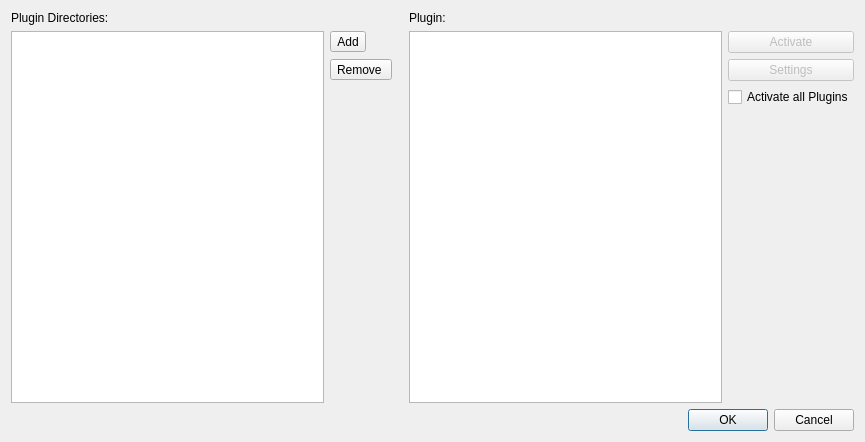
BALL-Project/ball, file source/VIEW/DIALOGS/pluginDialog.ui: the form before one commit.
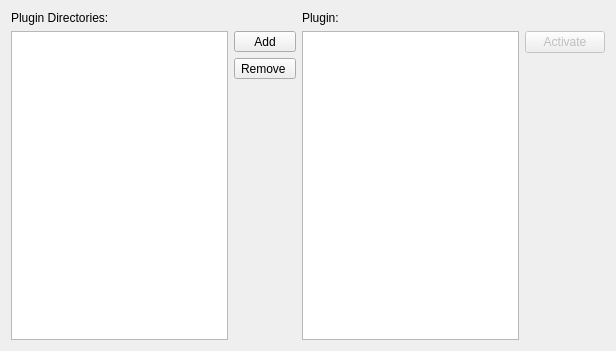
The form after the commit.

Commit message:
Rework of the PluginDialog
This incorporates the following changes:
 - Plugin preferences are now properly stored and written
 - Plugin config dialogs are now hooked into dialogs
 - It is now a view on a plugin model
 - It is now part of the preferences, not a stand alone dialog
 - There is better feedback concerning the state of a plugin
 - The PluginManager autoload logic has been adapted
 - It implements the PluginHandler interface for VIEWPlugins

```diff
--- a/source/VIEW/DIALOGS/pluginDialog.ui
+++ b/source/VIEW/DIALOGS/pluginDialog.ui
@@ -1,126 +1,103 @@
 <?xml version="1.0" encoding="UTF-8"?>
 <ui version="4.0">
  <class>PluginDialogData</class>
- <widget class="QDialog" name="PluginDialogData">
+ <widget class="QWidget" name="PluginDialogData">
   <property name="geometry">
    <rect>
     <x>0</x>
     <y>0</y>
-    <width>865</width>
-    <height>442</height>
+    <width>616</width>
+    <height>351</height>
    </rect>
   </property>
   <property name="windowTitle">
    <string>Configure Plugins</string>
   </property>
-  <layout class="QGridLayout">
-   <item row="4" column="4">
-    <spacer name="verticalSpacer_2">
-     <property name="orientation">
-      <enum>Qt::Vertical</enum>
-     </property>
-     <property name="sizeHint" stdset="0">
-      <size>
-       <width>20</width>
-       <height>308</height>
-      </size>
-     </property>
-    </spacer>
-   </item>
-   <item row="3" column="4">
-    <widget class="QCheckBox" name="activate_all_plugins_check_box">
-     <property name="text">
-      <string>Activate all Plugins</string>
-     </property>
-    </widget>
-   </item>
-   <item row="0" column="0">
+  <layout class="QHBoxLayout" name="horizontalLayout_3">
+   <item>
+    <layout class="QVBoxLayout" name="verticalLayout_4">
+     <item>
     <widget class="QLabel" name="label">
      <property name="text">
       <string>Plugin Directories:</string>
      </property>
     </widget>
    </item>
-   <item row="3" column="1" rowspan="2">
-    <spacer name="verticalSpacer">
-     <property name="orientation">
-      <enum>Qt::Vertical</enum>
-     </property>
-     <property name="sizeHint" stdset="0">
-      <size>
-       <width>20</width>
-       <height>333</height>
-      </size>
-     </property>
-    </spacer>
-   </item>
-   <item row="5" column="0" colspan="5">
-    <widget class="QDialogButtonBox" name="buttonBox">
-     <property name="standardButtons">
-      <set>QDialogButtonBox::Cancel|QDialogButtonBox::Ok</set>
-     </property>
-    </widget>
-   </item>
-   <item row="2" column="1">
-    <widget class="QToolButton" name="plugin_dir_button_remove">
-     <property name="enabled">
-      <bool>true</bool>
-     </property>
-     <property name="text">
-      <string>Remove </string>
-     </property>
-    </widget>
-   </item>
-   <item row="1" column="1">
+     <item>
+      <layout class="QHBoxLayout" name="horizontalLayout_2">
+       <item>
+        <widget class="QListView" name="plugin_directories_view"/>
+       </item>
+       <item>
+        <layout class="QVBoxLayout" name="verticalLayout">
+         <item>
     <widget class="QToolButton" name="plugin_dir_button_add">
      <property name="enabled">
       <bool>true</bool>
      </property>
+           <property name="sizePolicy">
+            <sizepolicy hsizetype="Minimum" vsizetype="Fixed">
+             <horstretch>0</horstretch>
+             <verstretch>0</verstretch>
+            </sizepolicy>
+           </property>
      <property name="text">
       <string>Add</string>
      </property>
     </widget>
    </item>
-   <item row="1" column="3" rowspan="4">
-    <widget class="QListView" name="plugin_view"/>
-   </item>
-   <item row="0" column="3">
+         <item>
+          <widget class="QToolButton" name="plugin_dir_button_remove">
+           <property name="enabled">
+            <bool>true</bool>
+           </property>
+           <property name="sizePolicy">
+            <sizepolicy hsizetype="Minimum" vsizetype="Fixed">
+             <horstretch>0</horstretch>
+             <verstretch>0</verstretch>
+            </sizepolicy>
+           </property>
+           <property name="text">
+            <string>Remove </string>
+           </property>
+          </widget>
+         </item>
+         <item>
+          <spacer name="verticalSpacer">
+           <property name="orientation">
+            <enum>Qt::Vertical</enum>
+           </property>
+           <property name="sizeHint" stdset="0">
+            <size>
+             <width>20</width>
+             <height>333</height>
+            </size>
+           </property>
+          </spacer>
+         </item>
+        </layout>
+       </item>
+      </layout>
+     </item>
+    </layout>
+   </item>
+   <item>
+    <layout class="QVBoxLayout" name="verticalLayout_3">
+     <item>
     <widget class="QLabel" name="label_2">
      <property name="text">
       <string>Plugin:</string>
      </property>
     </widget>
    </item>
-   <item row="1" column="0" rowspan="4">
-    <widget class="QListWidget" name="plugin_directories_view"/>
-   </item>
-   <item row="3" column="2">
-    <spacer name="horizontalSpacer">
-     <property name="orientation">
-      <enum>Qt::Horizontal</enum>
-     </property>
-     <property name="sizeType">
-      <enum>QSizePolicy::Fixed</enum>
-     </property>
-     <property name="sizeHint" stdset="0">
-      <size>
-       <width>5</width>
-       <height>20</height>
-      </size>
-     </property>
-    </spacer>
-   </item>
-   <item row="2" column="4">
-    <widget class="QPushButton" name="settings_button">
-     <property name="enabled">
-      <bool>false</bool>
-     </property>
-     <property name="text">
-      <string>Settings</string>
-     </property>
-    </widget>
-   </item>
-   <item row="1" column="4">
+     <item>
+      <layout class="QHBoxLayout" name="horizontalLayout">
+       <item>
+        <widget class="QListView" name="plugin_view"/>
+       </item>
+       <item>
+        <layout class="QVBoxLayout" name="verticalLayout_2">
+         <item>
     <widget class="QPushButton" name="plugin_toggle_button">
      <property name="enabled">
       <bool>false</bool>
@@ -130,6 +107,25 @@
      </property>
     </widget>
    </item>
+         <item>
+          <spacer name="verticalSpacer_2">
+           <property name="orientation">
+            <enum>Qt::Vertical</enum>
+           </property>
+           <property name="sizeHint" stdset="0">
+            <size>
+             <width>20</width>
+             <height>308</height>
+            </size>
+           </property>
+          </spacer>
+         </item>
+        </layout>
+       </item>
+      </layout>
+     </item>
+    </layout>
+   </item>
   </layout>
  </widget>
  <resources/>
```
Left out of the diff: 48 changed lines with no effect on the pictures. Lines whose indentation alone changed are shown as unchanged. The commit also changes 2 other files.
